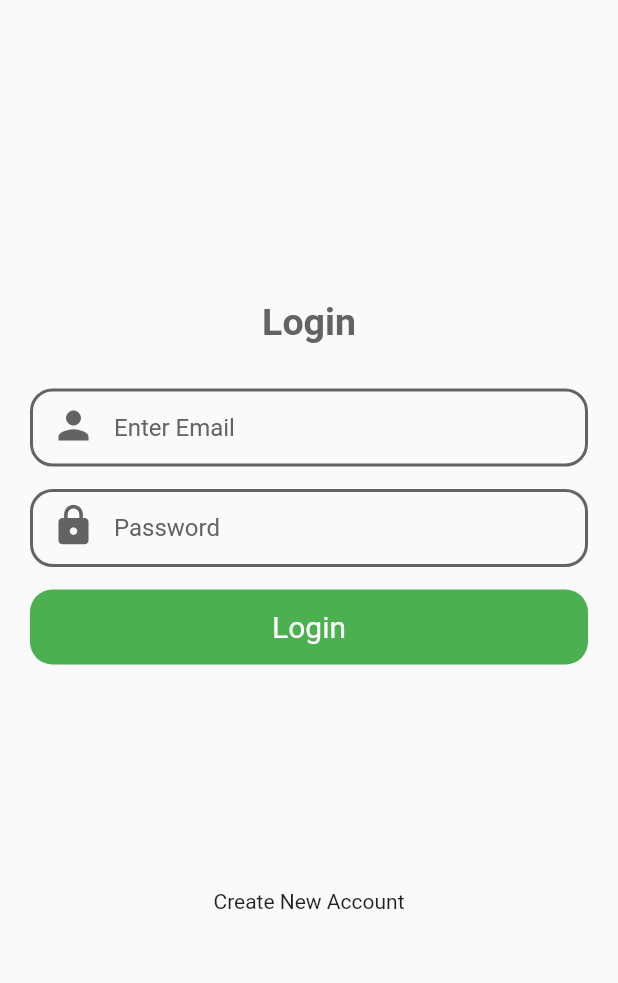
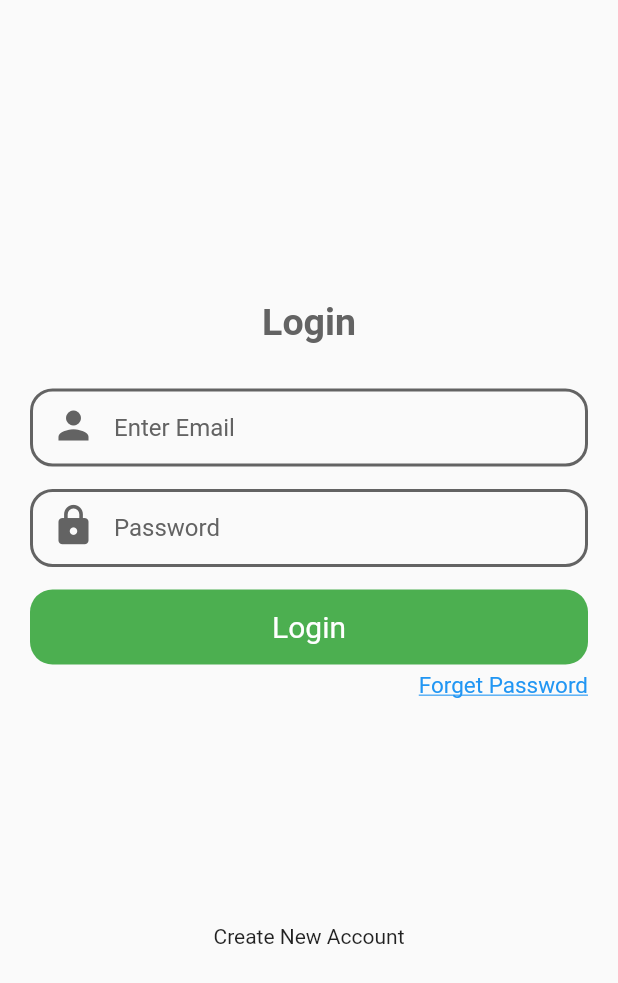
Before and after one commit to muhammadrashid123/Rice_Application, a Flutter app: the screen it shows after launch, item 2 of the bottom bar chosen, after a tap on the "login" icon, on a phone screen of 412 x 824 dp. Shown: the top 983 px of the screen. Run offline on Flutter 3.47's test engine with Material 2 defaults, Android fonts, the phone set to English and light mode, and no system bars; our stand-ins replace fluttertoast; network calls fail.

Commit message:
forget_password screen and log in screen
I have created a new forget_password screen where in case of forget password user has to enter his email and click submit button which will take him to the login screen.
In the Login file, I have added the option of forget password which will take the user to the forget_password screen

```diff
--- a/lib/screens/login.dart
+++ b/lib/screens/login.dart
@@ -1,8 +1,10 @@
 import 'package:flutter/material.dart';
+import 'package:rice/screens/forget_password.dart';
 import 'package:rice/screens/home_page.dart';
 import 'package:rice/screens/sign_up.dart';
 import 'package:rice/widgets/set.dart';
 import 'package:fluttertoast/fluttertoast.dart';
+import 'package:flutter/gestures.dart';
 
 class LoginScreen extends StatefulWidget {
   const LoginScreen({key}) : super(key: key);
@@ -144,6 +146,23 @@ class _LoginScreenState extends State<LoginScreen> {
                                   ),
                                 )),
                           ),
+       // Forget-Password part which on clicking take user to forget-password screen
+                          Container(
+                            padding: const EdgeInsets.only(top: 5) ,
+                            alignment: Alignment.bottomRight,
+                              child: RichText(
+                                   text: TextSpan(
+                                        text: 'Forget Password',
+                                        recognizer: TapGestureRecognizer()
+                                          ..onTap = () => Navigator.push(context,
+                                                          MaterialPageRoute(builder: (context) => ForgetPasswordScreen())),
+                                        style: TextStyle(
+                                          color: Colors.blue,
+                                          decoration: TextDecoration.underline,
+                                          fontSize: 15,
+                                        )),
+                                ),
+                              )
                         ],
                       ),
                     )),
```
Also changed, not shown: lib/screens/forget_password.dart (added, +115 -0 lines), pubspec.lock.
